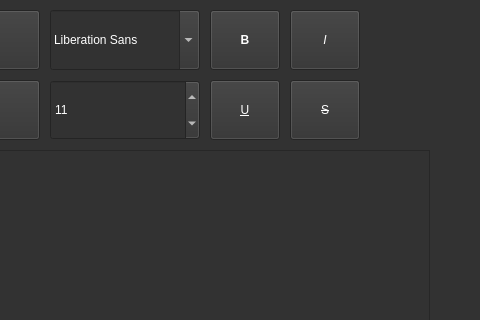
Above: designs/text_editor_window.ui from DaryaSanina/media-editor before the change; both pictures show x 320 to 800 and y 0 to 320 of the 800 by 600 pixel window. Below: the same form after it.
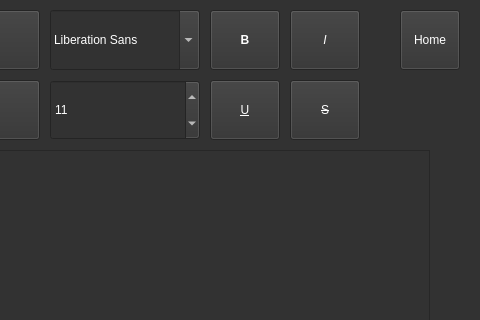
That is the form after the change.

Commit message: Added ability to go to the home window from the text editing window, the image editing window and the audio editing window

```diff
--- a/designs/text_editor_window.ui
+++ b/designs/text_editor_window.ui
@@ -415,6 +415,22 @@
      <string notr="true">color: white;</string>
     </property>
    </widget>
+   <widget class="QPushButton" name="home_btn">
+    <property name="geometry">
+     <rect>
+      <x>720</x>
+      <y>10</y>
+      <width>60</width>
+      <height>60</height>
+     </rect>
+    </property>
+    <property name="styleSheet">
+     <string notr="true">color: white</string>
+    </property>
+    <property name="text">
+     <string>Home</string>
+    </property>
+   </widget>
   </widget>
   <widget class="QMenuBar" name="menubar">
    <property name="geometry">
```
The commit also changes 3 other files.
